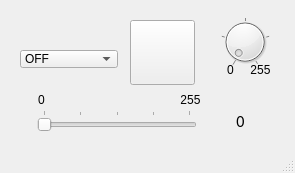
thomelect/lampeDimmer, file lampeDimmer_GUI/mainwindow.ui: the form before one commit.
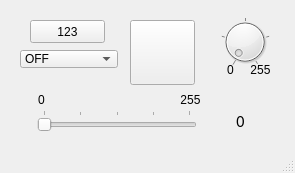
The form after the commit.

Diff of the .ui file:
```diff
--- a/lampeDimmer_GUI/mainwindow.ui
+++ b/lampeDimmer_GUI/mainwindow.ui
@@ -234,6 +234,19 @@
      </property>
     </item>
    </widget>
+   <widget class="QPushButton" name="pushButton">
+    <property name="geometry">
+     <rect>
+      <x>30</x>
+      <y>20</y>
+      <width>75</width>
+      <height>23</height>
+     </rect>
+    </property>
+    <property name="text">
+     <string>123</string>
+    </property>
+   </widget>
   </widget>
   <widget class="QStatusBar" name="statusBar"/>
  </widget>
```
